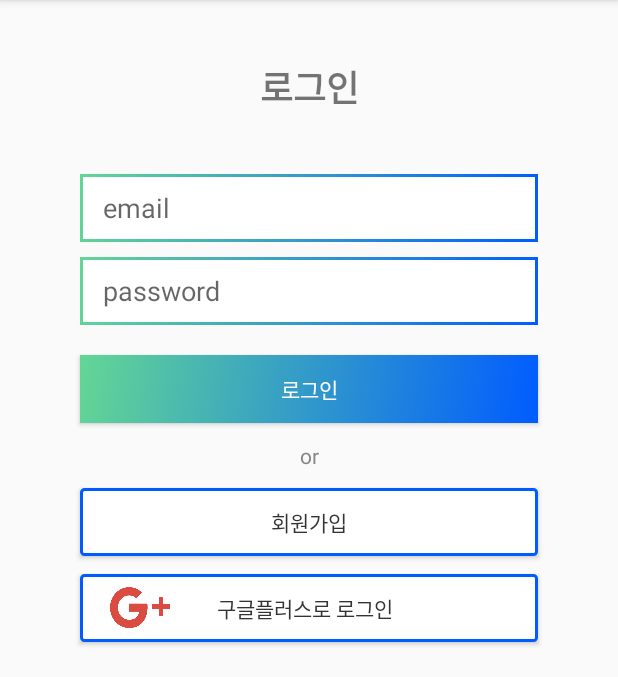
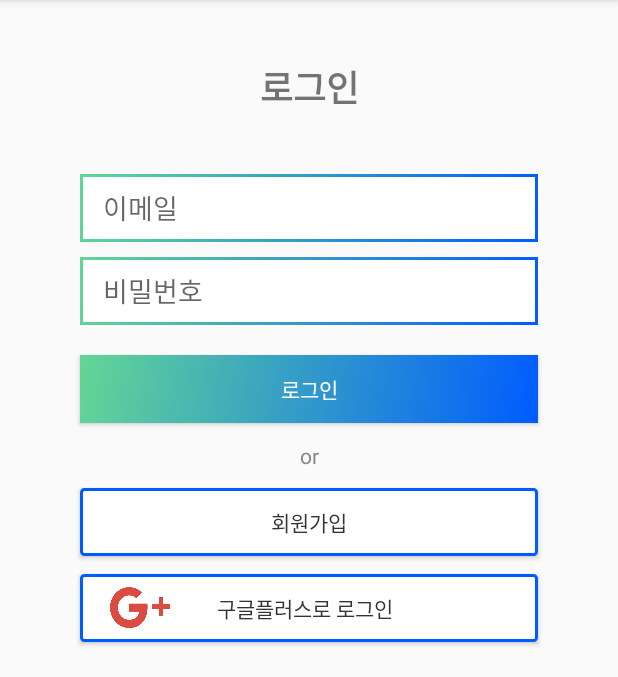
Before and after one commit to jwonyLee/CommonChat, an Android app: the screen it shows after launch (LoginActivity), on a phone screen of 412 x 824 dp, the part 84-761 px from its top. Run offline under Robolectric (Android 15) with nearby library versions, the phone set to English and light mode, and no system bars; our stand-ins replace Firebase (no records; nobody signed in at launch, a user with empty details on screens opened directly); 2 statements that could not run were skipped.

```diff
--- a/app/src/main/java/com/example/jiwon/commonchat/LoginActivity.java
+++ b/app/src/main/java/com/example/jiwon/commonchat/LoginActivity.java
@@ -43,6 +43,8 @@ public class LoginActivity extends AppCompatActivity implements GoogleApiClient.
     private static final int RC_SIGN_IN = 9001;
     private GoogleApiClient mGoogleApiClient;
 
+    private Button moveJoin;
+
     @Override
     public void onStart() {
         super.onStart();
@@ -58,8 +60,9 @@ public class LoginActivity extends AppCompatActivity implements GoogleApiClient.
         super.onCreate(savedInstanceState);
         setContentView(R.layout.activity_login);
 
+        moveJoin = (Button) findViewById(R.id.mBtn_join);
+
         // GoogleSignInOptions 생성
-
         GoogleSignInOptions gso = new GoogleSignInOptions.Builder
                 (GoogleSignInOptions.DEFAULT_SIGN_IN)
                 .requestIdToken(getString(R.string.default_web_client_id))
--- a/app/src/main/res/layout/activity_login.xml
+++ b/app/src/main/res/layout/activity_login.xml
@@ -21,7 +21,7 @@
         app:layout_constraintTop_toTopOf="parent" />
 
     <EditText
-        android:id="@+id/editText"
+        android:id="@+id/editEmail"
         android:layout_width="305dp"
         android:layout_height="45dp"
         android:layout_marginTop="40dp"
@@ -29,12 +29,13 @@
         android:hint="@string/email"
         android:inputType="textEmailAddress"
         android:paddingStart="15dp"
+        android:paddingEnd="0dp"
         app:layout_constraintEnd_toEndOf="parent"
         app:layout_constraintStart_toStartOf="parent"
         app:layout_constraintTop_toBottomOf="@+id/textView" />
 
     <EditText
-        android:id="@+id/editText2"
+        android:id="@+id/editPassword"
         android:layout_width="305dp"
         android:layout_height="45dp"
         android:layout_marginTop="10dp"
@@ -42,12 +43,13 @@
         android:hint="@string/password"
         android:inputType="textPassword"
         android:paddingStart="15dp"
+        android:paddingEnd="0dp"
         app:layout_constraintEnd_toEndOf="parent"
         app:layout_constraintStart_toStartOf="parent"
-        app:layout_constraintTop_toBottomOf="@+id/editText" />
+        app:layout_constraintTop_toBottomOf="@+id/editEmail" />
 
     <Button
-        android:id="@+id/button_login"
+        android:id="@+id/btnLogin"
         android:layout_width="305dp"
         android:layout_height="45dp"
         android:layout_marginTop="20dp"
@@ -56,7 +58,7 @@
         android:textColor="#fff"
         app:layout_constraintEnd_toEndOf="parent"
         app:layout_constraintStart_toStartOf="parent"
-        app:layout_constraintTop_toBottomOf="@+id/editText2" />
+        app:layout_constraintTop_toBottomOf="@+id/editPassword" />
 
 
     <TextView
@@ -64,37 +66,37 @@
         android:layout_width="wrap_content"
         android:layout_height="wrap_content"
         android:layout_marginTop="12dp"
-        android:text="or"
+        android:text="@string/or"
         android:textColor="#888"
         app:layout_constraintEnd_toEndOf="parent"
         app:layout_constraintStart_toStartOf="parent"
-        app:layout_constraintTop_toBottomOf="@+id/button_login" />
+        app:layout_constraintTop_toBottomOf="@+id/btnLogin" />
 
     <Button
-        android:id="@+id/button_join"
+        android:id="@+id/btnJoin"
         android:layout_width="305dp"
         android:layout_height="45dp"
         android:layout_marginTop="12dp"
         android:background="@drawable/border_blue_edittext"
-        android:text="회원가입"
+        android:text="@string/joinus"
         android:textColor="#333"
         app:layout_constraintEnd_toEndOf="parent"
         app:layout_constraintStart_toStartOf="parent"
         app:layout_constraintTop_toBottomOf="@+id/textView2" />
 
     <Button
-        android:id="@+id/button_google"
+        android:id="@+id/btnGoogle"
         android:layout_width="305dp"
         android:layout_height="45dp"
         android:layout_marginTop="12dp"
         android:background="@drawable/border_blue_edittext"
-        android:drawableLeft="@drawable/google_plus_icon"
+        android:drawableStart="@drawable/google_plus_icon"
         android:paddingEnd="65dp"
         android:paddingStart="20dp"
-        android:text="구글플러스로 로그인"
+        android:text="@string/loginGoogle"
         android:textColor="#333"
         app:layout_constraintEnd_toEndOf="parent"
         app:layout_constraintStart_toStartOf="parent"
-        app:layout_constraintTop_toBottomOf="@+id/button_join" />
+        app:layout_constraintTop_toBottomOf="@+id/btnJoin" />
 
 </android.support.constraint.ConstraintLayout>
--- a/app/src/main/res/values/strings.xml
+++ b/app/src/main/res/values/strings.xml
@@ -1,21 +1,11 @@
 <resources>
     <string name="app_name">CommonChat</string>
     <string name="login">로그인</string>
-    <string name="email">email</string>
-    <string name="password">password</string>
+    <string name="email">이메일</string>
+    <string name="password">비밀번호</string>
     <string name="send">전송</string>
     <string name="joinus">회원가입</string>
+    <string name="loginGoogle">구글플러스로 로그인</string>
+    <string name="or">or</string>
 
-    <!-- Strings related to login -->
-    <string name="prompt_email">Email</string>
-    <string name="prompt_password">Password (optional)</string>
-    <string name="action_sign_in">Sign in or register</string>
-    <string name="action_sign_in_short">Sign in</string>
-    <string name="error_invalid_email">This email address is invalid</string>
-    <string name="error_invalid_password">This password is too short</string>
-    <string name="error_incorrect_password">This password is incorrect</string>
-    <string name="error_field_required">This field is required</string>
-    <string name="permission_rationale">"Contacts permissions are needed for providing email
-        completions."
-    </string>
 </resources>
```
